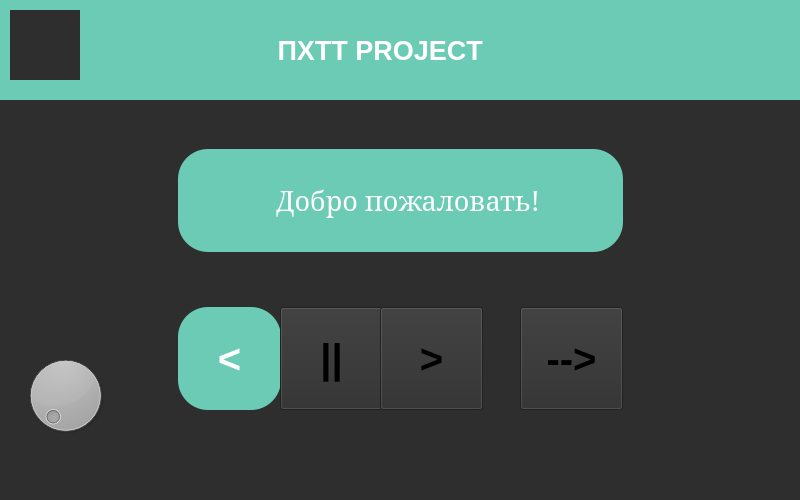
First picture: the form in design/proect_pizdi.ui, repository SpyCrabG/Keks, before the edit.
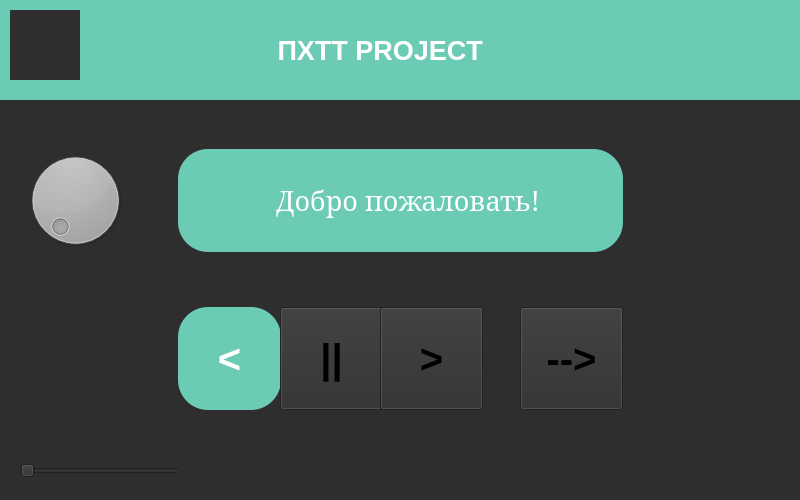
Second picture: the form after the edit. Icons and pictures are not drawn.

Commit message: window and sound update

Diff of the .ui file:
```diff
--- a/design/proect_pizdi.ui
+++ b/design/proect_pizdi.ui
@@ -102,9 +102,9 @@
     <property name="geometry">
      <rect>
       <x>20</x>
-      <y>310</y>
-      <width>91</width>
-      <height>171</height>
+      <y>110</y>
+      <width>111</width>
+      <height>181</height>
      </rect>
     </property>
    </widget>
@@ -224,6 +224,19 @@
      <string>--&gt;</string>
     </property>
    </widget>
+   <widget class="QSlider" name="slider">
+    <property name="geometry">
+     <rect>
+      <x>20</x>
+      <y>460</y>
+      <width>160</width>
+      <height>22</height>
+     </rect>
+    </property>
+    <property name="orientation">
+     <enum>Qt::Horizontal</enum>
+    </property>
+   </widget>
   </widget>
  </widget>
  <resources/>
```
The commit also changes 3 other files.
